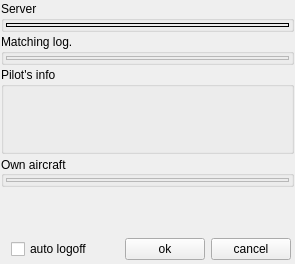
First picture: the form in src/blackgui/components/loginoverviewcomponent.ui, repository swift-project/pilotclient, before the edit.
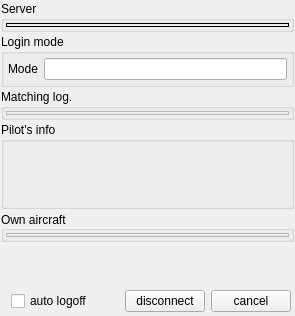
Second picture: the form after the edit. Custom widgets are drawn as their Qt base class.

Commit message: Ref T659, display mode in overview and allow to properly close the dialog

Patch:
```diff
--- a/src/blackgui/components/loginoverviewcomponent.ui
+++ b/src/blackgui/components/loginoverviewcomponent.ui
@@ -7,7 +7,7 @@
     <x>0</x>
     <y>0</y>
     <width>295</width>
-    <height>264</height>
+    <height>316</height>
    </rect>
   </property>
   <property name="windowTitle">
@@ -60,6 +60,41 @@
      </layout>
     </widget>
    </item>
+   <item>
+    <widget class="QGroupBox" name="gb_LoginMode">
+     <property name="title">
+      <string>Login mode</string>
+     </property>
+     <layout class="QFormLayout" name="fl_LoginMode">
+      <property name="leftMargin">
+       <number>4</number>
+      </property>
+      <property name="topMargin">
+       <number>4</number>
+      </property>
+      <property name="rightMargin">
+       <number>4</number>
+      </property>
+      <property name="bottomMargin">
+       <number>4</number>
+      </property>
+      <item row="0" column="0">
+       <widget class="QLabel" name="lbl_LoginMode">
+        <property name="text">
+         <string>Mode</string>
+        </property>
+       </widget>
+      </item>
+      <item row="0" column="1">
+       <widget class="QLineEdit" name="le_LoginMode">
+        <property name="readOnly">
+         <bool>true</bool>
+        </property>
+       </widget>
+      </item>
+     </layout>
+    </widget>
+   </item>
    <item>
     <widget class="QGroupBox" name="gb_MatchingLog">
      <property name="title">
@@ -219,7 +254,7 @@
       <item row="1" column="2">
        <widget class="QPushButton" name="pb_Ok">
         <property name="text">
-         <string>ok</string>
+         <string>disconnect</string>
         </property>
        </widget>
       </item>
```
Left out of the diff: 7 changed lines with no effect on the pictures. The commit also changes 3 other files.
